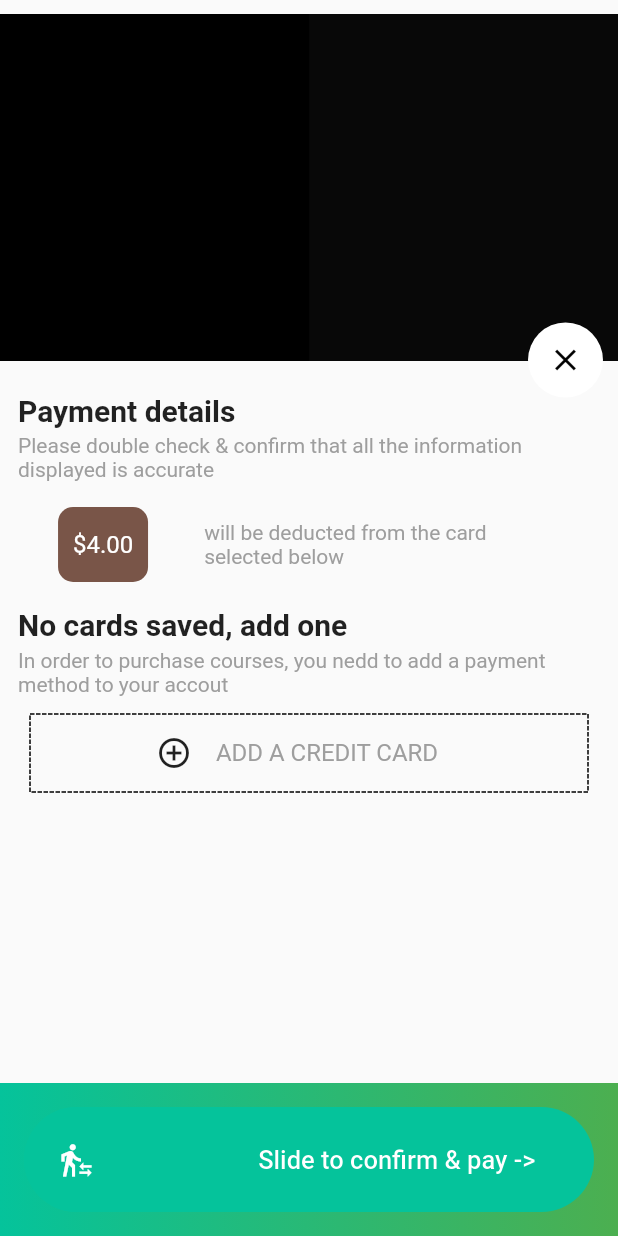
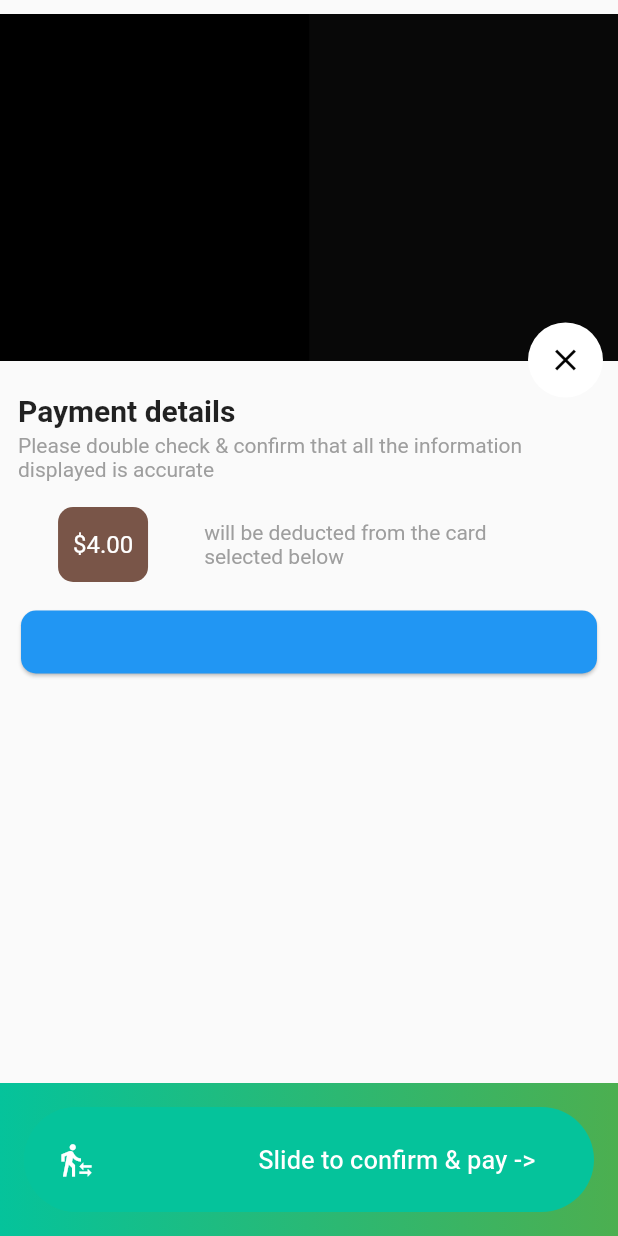
Before and after one commit to sumit2393/birdies_scop, a Flutter app: the screen it shows after launch, on a phone screen of 412 x 824 dp. Run offline on Flutter 3.47's test engine with Material 2 defaults, Android fonts, the phone set to English and light mode, and no system bars; drawn by our look-alikes of dotted_border, slider_button; our stand-ins replace cloud_firestore, firebase_auth, image_picker, numberpicker, progress_dialog, sleek_circular_slider; missing offline and left inert: fcharts; accounts and stored records are empty.

```diff
--- a/lib/Screens/PaymentStripe/PaymentUnlock.dart
+++ b/lib/Screens/PaymentStripe/PaymentUnlock.dart
@@ -31,7 +31,10 @@ class _Payment_UnlockState extends State<Payment_Unlock> {
                             Container(
                                 height:250,
                                 child: Image.asset('assets/images/blackcover.jpg')
+
                             ),
+
+
                             Container(
                               padding: EdgeInsets.all(10),
                               child: Column(
--- /dev/null
+++ b/lib/Screens/PaymentStripe/Paymentdetails.dart
@@ -0,0 +1,137 @@
+import 'package:flutter/material.dart';
+import 'package:slider_button/slider_button.dart';
+
+class Payment_Details extends StatefulWidget {
+
+
+  @override
+  _Payment_DetailsState createState() => _Payment_DetailsState();
+}
+
+class _Payment_DetailsState extends State<Payment_Details> {
+  @override
+  Widget build(BuildContext context) {
+    return Scaffold(
+    body:SafeArea(
+      child: Container(
+        child:Column(
+          mainAxisAlignment: MainAxisAlignment.spaceBetween,
+          children: <Widget>[
+            Container(
+                child: Stack(
+                  children: <Widget>[
+                    Column(
+                      children: <Widget>[
+                        Container(
+                          height:250,
+                          child: Image.asset('assets/images/blackcover.jpg'),
+                        ),
+                        Container(
+                          padding: EdgeInsets.all(10),
+                          child: Column(
+                            crossAxisAlignment: CrossAxisAlignment.start,
+                            children: <Widget>[
+                              Container(padding: EdgeInsets.all(2),child: Text("Payment details", style: TextStyle(fontWeight: FontWeight.bold, fontSize: 20),)),
+                              Container(padding: EdgeInsets.all(2),child: Text("Please double check & confirm that all the information displayed is accurate", style: TextStyle(fontWeight: FontWeight.normal, fontSize: 14, color: Colors.grey, ),)),
+                              Container(
+                                padding: EdgeInsets.all(15),
+                                child: Row(
+                                  mainAxisAlignment: MainAxisAlignment.spaceAround,
+                                  children: <Widget>[
+                                    Container(
+                                      height: 50,
+                                      width: 60,
+                                      decoration: BoxDecoration(
+                                          borderRadius: BorderRadius.all(Radius.circular(10)),
+                                          shape: BoxShape.rectangle,
+                                          color: Colors.brown
+                                      ),
+                                      child: Center(child: Text("\$4.00", style: TextStyle(color:Colors.white, fontSize: 16))),
+                                    ),
+                                    Container(
+                                        width: MediaQuery.of(context).size.width*0.6,
+                                        padding: EdgeInsets.only(left: 10),
+                                        child: Text("will be deducted from the card selected below",
+                                          textAlign: TextAlign.left,
+                                          style: TextStyle(fontWeight: FontWeight.normal, fontSize: 14, color: Colors.grey, ),
+                                        )
+                                    ),
+                                  ],
+                                ),
+                              ),
+                             Container(
+                               width:500 ,
+                               height: 50,
+                               child: Card(
+                                 color: Colors.blue,
+
+                                 shape: RoundedRectangleBorder(
+                                     borderRadius: BorderRadius.circular(10)
+                                 ),
+
+                                 child: Column(
+                                   mainAxisSize: MainAxisSize.min,
+                                   children: <Widget>[
+
+
+                                   ],
+                                 ),
+                               ),
+                             )
+                            ],
+                          ),
+                        ),
+                      ],
+                    ),
+                    Container(
+                      margin: EdgeInsets.only(top: 215, right: 10),
+                      alignment: Alignment.centerRight,
+                      child: GestureDetector(
+                        child: CircleAvatar(
+                          backgroundColor: Colors.white,
+                          radius: 25,
+                          child: Icon(
+                            Icons.close,
+                            color: Colors.black,
+                          ),
+                        ),
+                        onTap: () {
+                          Navigator.pop(context);
+                        },
+                      ),
+                    )
+                  ],
+                )
+            ),
+            Container(
+              margin: EdgeInsets.only(top: 5),
+              decoration: BoxDecoration(color: Colors.green,
+                gradient: LinearGradient(colors: [Color(0xff05c39b),Colors.green]),
+              ),
+              padding: EdgeInsets.all(16),
+              alignment: Alignment.bottomCenter,
+              child: SliderButton(
+                action: () {
+                  ///Do something here after slide
+                },
+                width: MediaQuery.of(context).size.width,
+                label: Text(
+                  "Slide to confirm & pay ->" ,
+                  style: TextStyle(
+                      color: Color(0xff4a4a4a), fontWeight: FontWeight.w500, fontSize: 17),
+                ),
+                icon: Center(child: Icon(Icons.transfer_within_a_station,color: Colors.white)),
+                backgroundColor: Color(0xff05c39b),
+                buttonColor: Color(0xff05c39b),
+                baseColor: Colors.white,
+              ),
+            ),
+          ],
+        ) ,
+      ),
+
+    )
+    );
+
+  }
+}
--- a/lib/main.dart
+++ b/lib/main.dart
@@ -1,6 +1,7 @@
 import 'package:birdies_scop/Screens/Login.dart';
 import 'package:birdies_scop/Screens/PaymentStripe/AddCard.dart';
 import 'package:birdies_scop/Screens/PaymentStripe/PaymentUnlock.dart';
+import 'package:birdies_scop/Screens/PaymentStripe/Paymentdetails.dart';
 import 'package:birdies_scop/Screens/Settings.dart';
 import 'package:birdies_scop/Screens/SettingsTabs/SettingsMyProfile.dart';
 import 'package:birdies_scop/Screens/ViewDrone/ViewDroneMain.dart';
@@ -28,7 +29,7 @@ class _MyAppState extends State<MyApp> {
       theme: ThemeData(
         primarySwatch: Colors.blue,
       ),
-       home:Payment_Unlock()
+       home:Payment_Details()
      );
   }
 }
```
